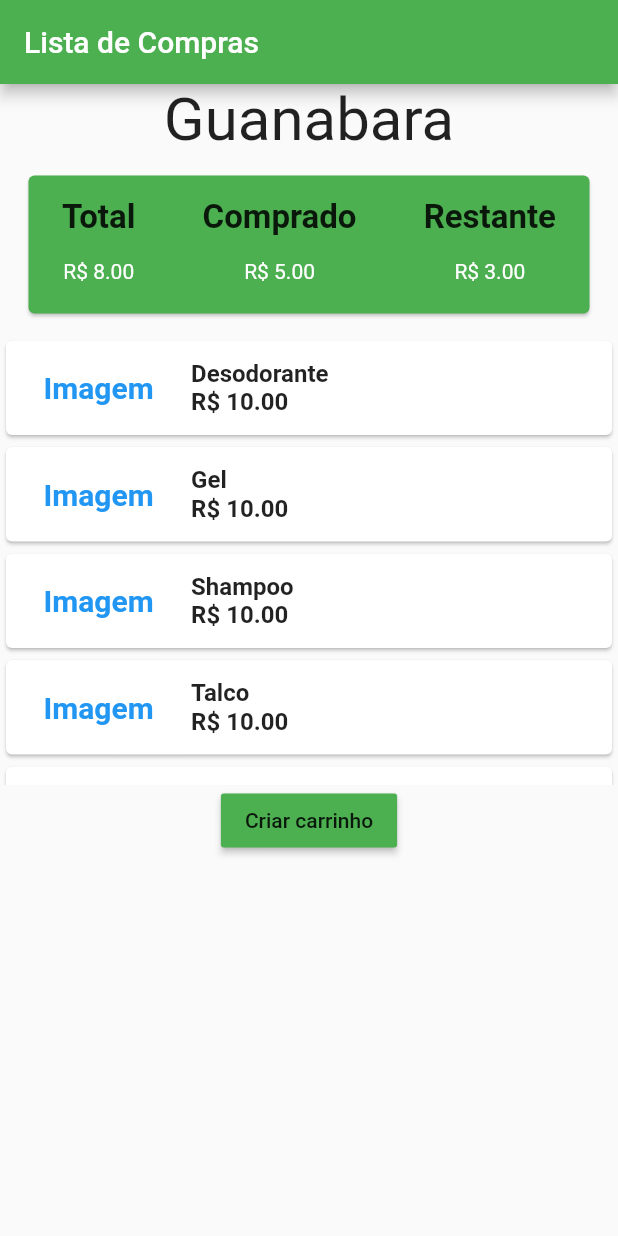
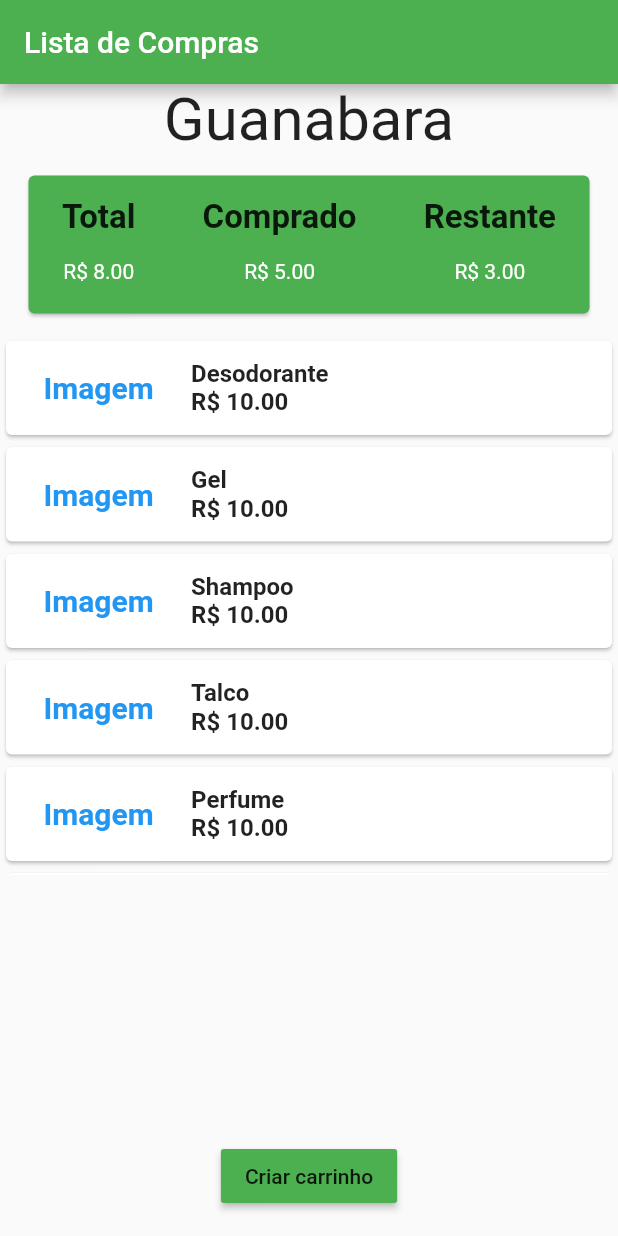
Before and after one commit to gianlucampos/lista_compras, a Flutter app: the screen it shows after launch, on a phone screen of 412 x 824 dp. Run offline on Flutter 3.47's test engine with Material 2 defaults, Android fonts, the phone set to English and light mode, and no system bars.

Commit message:
Movendo botão para o final da página

```diff
--- a/lib/main.dart
+++ b/lib/main.dart
@@ -37,6 +37,9 @@ class _MyHomePageState extends State<MyHomePage> {
     Produto('Shampoo', 10.00, 1, Categoria('Higine')),
     Produto('Talco', 10.00, 1, Categoria('Higine')),
     Produto('Perfume', 10.00, 1, Categoria('Higine')),
+    Produto('Condicionador', 10.00, 1, Categoria('Higine')),
+    Produto('Escova', 10.00, 1, Categoria('Higine')),
+    Produto('Pomada', 10.00, 1, Categoria('Higine')),
   ];
 
   @override
@@ -55,7 +58,7 @@ class _MyHomePageState extends State<MyHomePage> {
           ),
           Totalizador(),
           Container(
-              height: 300,
+              height: 360,
               child: SingleChildScrollView(
                 child: Column(
                   crossAxisAlignment: CrossAxisAlignment.start,
@@ -102,14 +105,15 @@ class _MyHomePageState extends State<MyHomePage> {
                   }).toList(),
                 ),
               )),
-          RaisedButton(
-            child: Text('Criar carrinho'),
-            onPressed: criaCarrinho,
-            color: Colors.green,
-            disabledColor: Colors.green,
-          )
         ],
       ),
+      floatingActionButtonLocation: FloatingActionButtonLocation.centerFloat,
+      floatingActionButton: RaisedButton(
+        child: Text('Criar carrinho'),
+        onPressed: criaCarrinho,
+        color: Colors.green,
+        disabledColor: Colors.green,
+      )
     );
   }
 }
```
